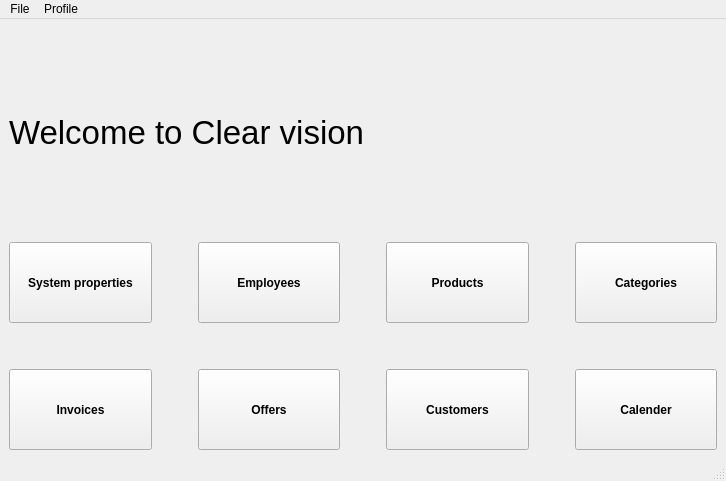
Old version of the form forms/main_window_GUI.ui in the repository nasserahmed96/invoces_manager.
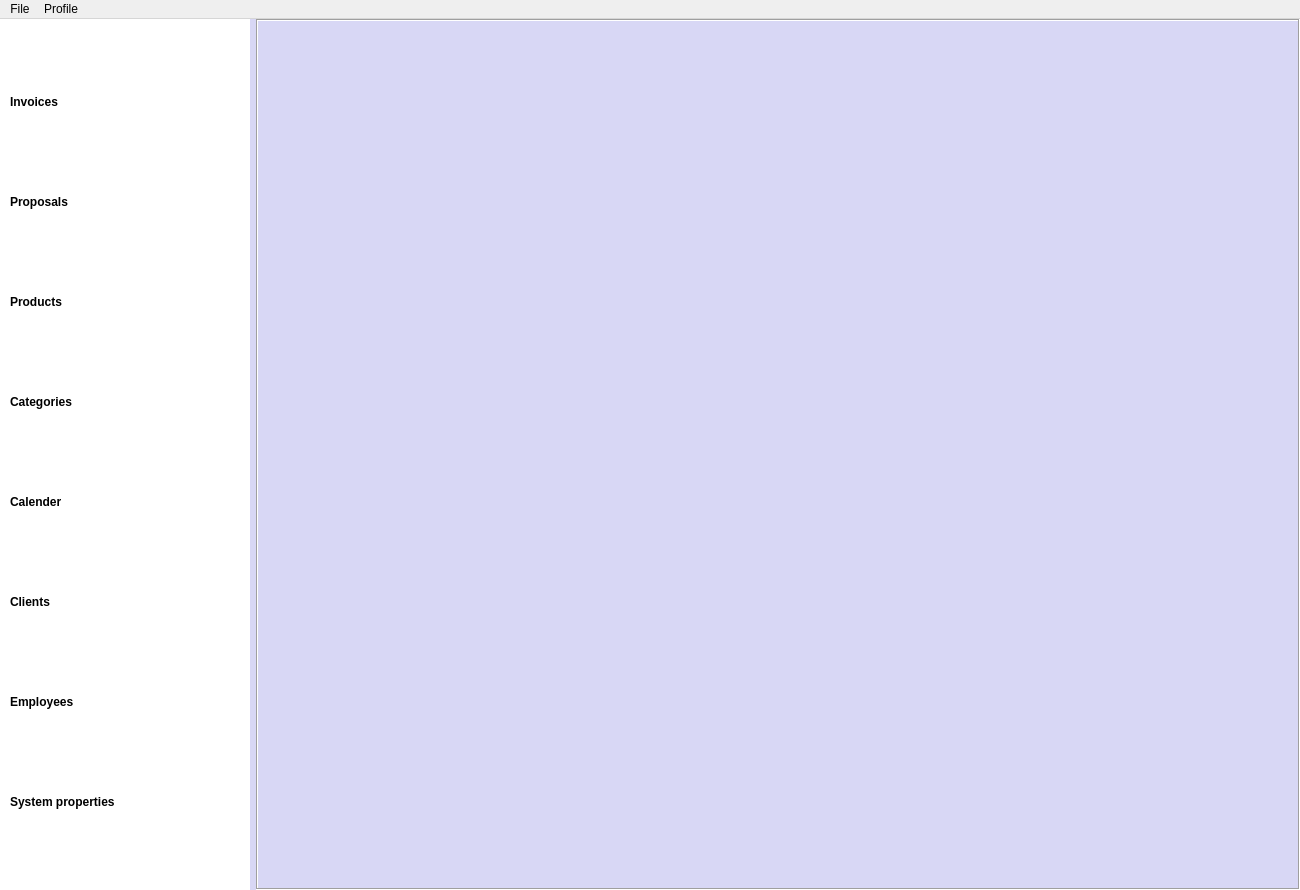
New version of the form. Icons and pictures are not drawn.

Commit message: Split the Database operations from the forms, refactoring main window GUI

```diff
--- a/forms/main_window_GUI.ui
+++ b/forms/main_window_GUI.ui
@@ -6,332 +6,504 @@
    <rect>
     <x>0</x>
     <y>0</y>
-    <width>726</width>
-    <height>481</height>
+    <width>1300</width>
+    <height>890</height>
    </rect>
   </property>
+  <property name="sizePolicy">
+   <sizepolicy hsizetype="Expanding" vsizetype="Expanding">
+    <horstretch>0</horstretch>
+    <verstretch>0</verstretch>
+   </sizepolicy>
+  </property>
+  <property name="minimumSize">
+   <size>
+    <width>1300</width>
+    <height>800</height>
+   </size>
+  </property>
+  <property name="maximumSize">
+   <size>
+    <width>10000</width>
+    <height>10000</height>
+   </size>
+  </property>
   <property name="windowTitle">
    <string>MainWindow</string>
   </property>
+  <property name="autoFillBackground">
+   <bool>false</bool>
+  </property>
+  <property name="styleSheet">
+   <string notr="true">QMainWindow{
+background: #D8D7F5;
+}
+QWidget#centralwidget{
+background: #D8D7F5;
+}
+ QWidget#SideBar
+ {
+            background-color: white;
+			margin: 0
+ }</string>
+  </property>
+  <property name="dockOptions">
+   <set>QMainWindow::AllowNestedDocks|QMainWindow::AllowTabbedDocks|QMainWindow::AnimatedDocks</set>
+  </property>
   <widget class="QWidget" name="centralwidget">
-   <layout class="QVBoxLayout" name="verticalLayout_2">
-    <item>
-     <widget class="QLabel" name="label_2">
-      <property name="font">
-       <font>
-        <pointsize>25</pointsize>
-       </font>
-      </property>
-      <property name="text">
-       <string>Welcome to Clear vision</string>
-      </property>
-     </widget>
-    </item>
-    <item>
-     <layout class="QVBoxLayout" name="verticalLayout">
-      <item>
        <layout class="QHBoxLayout" name="horizontalLayout">
+    <property name="leftMargin">
+     <number>0</number>
+    </property>
+    <property name="topMargin">
+     <number>0</number>
+    </property>
+    <property name="rightMargin">
+     <number>0</number>
+    </property>
+    <property name="bottomMargin">
+     <number>0</number>
+    </property>
         <item>
-         <widget class="QPushButton" name="system_properties_btn">
+     <widget class="QWidget" name="SideBar" native="true">
           <property name="sizePolicy">
-           <sizepolicy hsizetype="Minimum" vsizetype="Preferred">
-            <horstretch>0</horstretch>
+       <sizepolicy hsizetype="Expanding" vsizetype="Expanding">
+        <horstretch>3</horstretch>
+        <verstretch>3</verstretch>
+       </sizepolicy>
+      </property>
+      <property name="minimumSize">
+       <size>
+        <width>200</width>
+        <height>0</height>
+       </size>
+      </property>
+      <property name="maximumSize">
+       <size>
+        <width>250</width>
+        <height>16777215</height>
+       </size>
+      </property>
+      <property name="styleSheet">
+       <string notr="true">
+        QPushButton
+            { 
+                background-color: #FFFFFF;
+                color: rgb(190, 190, 190);
+                border: none;
+                color: white;
+                text-align: left;
+                text-decoration: none;
+                color: black;
+                padding: 1px;
+            }
+            QPushButton:hover{
+                background-color: grey;
+            }
+            QPushButton:hover:pressed{
+                background-color: #bebebe;
+            }</string>
+      </property>
+      <layout class="QVBoxLayout" name="verticalLayout">
+       <property name="sizeConstraint">
+        <enum>QLayout::SetMinimumSize</enum>
+       </property>
+       <item>
+        <widget class="QPushButton" name="invoices_btn">
+         <property name="sizePolicy">
+          <sizepolicy hsizetype="Fixed" vsizetype="Fixed">
+           <horstretch>218</horstretch>
             <verstretch>0</verstretch>
            </sizepolicy>
           </property>
+         <property name="minimumSize">
+          <size>
+           <width>200</width>
+           <height>40</height>
+          </size>
+         </property>
           <property name="font">
            <font>
             <weight>75</weight>
             <bold>true</bold>
+           <underline>false</underline>
+           <strikeout>false</strikeout>
+           <kerning>false</kerning>
            </font>
           </property>
           <property name="toolTip">
-           <string>Go to job titles, status, and other system related functions</string>
-          </property>
-          <property name="autoFillBackground">
-           <bool>false</bool>
+          <string>Create new or search in invoices</string>
+         </property>
+         <property name="styleSheet">
+          <string notr="true"/>
           </property>
           <property name="text">
-           <string>System properties</string>
-          </property>
-          <property name="flat">
-           <bool>false</bool>
-          </property>
-         </widget>
-        </item>
-        <item>
-         <spacer name="horizontalSpacer">
-          <property name="orientation">
-           <enum>Qt::Horizontal</enum>
-          </property>
-          <property name="sizeType">
-           <enum>QSizePolicy::Maximum</enum>
-          </property>
-          <property name="sizeHint" stdset="0">
+          <string>Invoices</string>
+         </property>
+         <property name="icon">
+          <iconset resource="../resources.qrc">
+           <normaloff>:/icons/Icons/analysis.png</normaloff>:/icons/Icons/analysis.png</iconset>
+         </property>
+         <property name="iconSize">
            <size>
-            <width>40</width>
-            <height>20</height>
-           </size>
-          </property>
-         </spacer>
+           <width>24</width>
+           <height>24</height>
+          </size>
+         </property>
+        </widget>
         </item>
         <item>
-         <widget class="QPushButton" name="employees_btn">
+        <widget class="QPushButton" name="offers_btn">
           <property name="sizePolicy">
-           <sizepolicy hsizetype="Minimum" vsizetype="Preferred">
+          <sizepolicy hsizetype="Fixed" vsizetype="Fixed">
             <horstretch>0</horstretch>
             <verstretch>0</verstretch>
            </sizepolicy>
           </property>
+         <property name="minimumSize">
+          <size>
+           <width>200</width>
+           <height>40</height>
+          </size>
+         </property>
           <property name="font">
            <font>
             <weight>75</weight>
             <bold>true</bold>
+           <underline>false</underline>
+           <strikeout>false</strikeout>
            </font>
           </property>
           <property name="toolTip">
-           <string>Create, View, edit or delete employees</string>
-          </property>
+          <string>Create new offer, or search old ones</string>
+         </property>
+         <property name="styleSheet">
+          <string notr="true"/>
+         </property>
           <property name="text">
-           <string>Employees</string>
-          </property>
-         </widget>
-        </item>
-        <item>
-         <spacer name="horizontalSpacer_2">
-          <property name="orientation">
-           <enum>Qt::Horizontal</enum>
-          </property>
-          <property name="sizeType">
-           <enum>QSizePolicy::Maximum</enum>
-          </property>
-          <property name="sizeHint" stdset="0">
+          <string>Proposals</string>
+         </property>
+         <property name="icon">
+          <iconset resource="../resources.qrc">
+           <normaloff>:/icons/Icons/business-proposal.png</normaloff>:/icons/Icons/business-proposal.png</iconset>
+         </property>
+         <property name="iconSize">
            <size>
-            <width>40</width>
-            <height>20</height>
-           </size>
-          </property>
-         </spacer>
+           <width>24</width>
+           <height>24</height>
+          </size>
+         </property>
+        </widget>
         </item>
         <item>
          <widget class="QPushButton" name="products_btn">
           <property name="sizePolicy">
-           <sizepolicy hsizetype="Minimum" vsizetype="Preferred">
+          <sizepolicy hsizetype="Fixed" vsizetype="Fixed">
             <horstretch>0</horstretch>
             <verstretch>0</verstretch>
            </sizepolicy>
           </property>
+         <property name="minimumSize">
+          <size>
+           <width>200</width>
+           <height>40</height>
+          </size>
+         </property>
           <property name="font">
            <font>
             <weight>75</weight>
             <bold>true</bold>
+           <underline>false</underline>
+           <strikeout>false</strikeout>
            </font>
           </property>
           <property name="toolTip">
            <string>Manage products, and get reports about the,</string>
           </property>
+         <property name="styleSheet">
+          <string notr="true"/>
+         </property>
           <property name="text">
            <string>Products</string>
           </property>
-         </widget>
-        </item>
-        <item>
-         <spacer name="horizontalSpacer_3">
-          <property name="orientation">
-           <enum>Qt::Horizontal</enum>
-          </property>
-          <property name="sizeType">
-           <enum>QSizePolicy::Maximum</enum>
-          </property>
-          <property name="sizeHint" stdset="0">
+         <property name="icon">
+          <iconset resource="../resources.qrc">
+           <normaloff>:/icons/Icons/PngItem_3256236.png</normaloff>:/icons/Icons/PngItem_3256236.png</iconset>
+         </property>
+         <property name="iconSize">
            <size>
-            <width>40</width>
-            <height>20</height>
-           </size>
-          </property>
-         </spacer>
+           <width>24</width>
+           <height>24</height>
+          </size>
+         </property>
+        </widget>
         </item>
         <item>
          <widget class="QPushButton" name="categories_btn">
           <property name="sizePolicy">
-           <sizepolicy hsizetype="Minimum" vsizetype="Preferred">
+          <sizepolicy hsizetype="Fixed" vsizetype="Fixed">
             <horstretch>0</horstretch>
             <verstretch>0</verstretch>
            </sizepolicy>
           </property>
+         <property name="minimumSize">
+          <size>
+           <width>200</width>
+           <height>40</height>
+          </size>
+         </property>
           <property name="font">
            <font>
             <weight>75</weight>
             <bold>true</bold>
+           <underline>false</underline>
+           <strikeout>false</strikeout>
            </font>
           </property>
           <property name="toolTip">
            <string>Manage categories</string>
           </property>
+         <property name="autoFillBackground">
+          <bool>false</bool>
+         </property>
+         <property name="styleSheet">
+          <string notr="true"/>
+         </property>
           <property name="text">
            <string>Categories</string>
           </property>
-         </widget>
-        </item>
-       </layout>
-      </item>
-      <item>
-       <spacer name="verticalSpacer">
-        <property name="orientation">
-         <enum>Qt::Vertical</enum>
-        </property>
-        <property name="sizeType">
-         <enum>QSizePolicy::Maximum</enum>
-        </property>
-        <property name="sizeHint" stdset="0">
+         <property name="icon">
+          <iconset resource="../resources.qrc">
+           <normaloff>:/icons/Icons/product-icon-17.jpg</normaloff>:/icons/Icons/product-icon-17.jpg</iconset>
+         </property>
+         <property name="iconSize">
          <size>
-          <width>20</width>
-          <height>40</height>
-         </size>
-        </property>
-       </spacer>
-      </item>
-      <item>
-       <layout class="QHBoxLayout" name="horizontalLayout_2">
-        <item>
-         <widget class="QPushButton" name="invoices_btn">
-          <property name="sizePolicy">
-           <sizepolicy hsizetype="Minimum" vsizetype="Preferred">
-            <horstretch>0</horstretch>
-            <verstretch>0</verstretch>
-           </sizepolicy>
-          </property>
-          <property name="font">
-           <font>
-            <weight>75</weight>
-            <bold>true</bold>
-           </font>
-          </property>
-          <property name="toolTip">
-           <string>Create new or search in invoices</string>
-          </property>
-          <property name="text">
-           <string>Invoices</string>
-          </property>
-         </widget>
-        </item>
-        <item>
-         <spacer name="horizontalSpacer_4">
-          <property name="orientation">
-           <enum>Qt::Horizontal</enum>
-          </property>
-          <property name="sizeType">
-           <enum>QSizePolicy::Maximum</enum>
-          </property>
-          <property name="sizeHint" stdset="0">
-           <size>
-            <width>40</width>
-            <height>20</height>
-           </size>
-          </property>
-         </spacer>
-        </item>
-        <item>
-         <widget class="QPushButton" name="offers_btn">
-          <property name="sizePolicy">
-           <sizepolicy hsizetype="Minimum" vsizetype="Preferred">
-            <horstretch>0</horstretch>
-            <verstretch>0</verstretch>
-           </sizepolicy>
-          </property>
-          <property name="font">
-           <font>
-            <weight>75</weight>
-            <bold>true</bold>
-           </font>
-          </property>
-          <property name="toolTip">
-           <string>Create new offer, or search old ones</string>
-          </property>
-          <property name="text">
-           <string>Offers</string>
-          </property>
-         </widget>
-        </item>
-        <item>
-         <spacer name="horizontalSpacer_5">
-          <property name="orientation">
-           <enum>Qt::Horizontal</enum>
-          </property>
-          <property name="sizeType">
-           <enum>QSizePolicy::Maximum</enum>
-          </property>
-          <property name="sizeHint" stdset="0">
-           <size>
-            <width>40</width>
-            <height>20</height>
-           </size>
-          </property>
-         </spacer>
-        </item>
-        <item>
-         <widget class="QPushButton" name="customers_btn">
-          <property name="sizePolicy">
-           <sizepolicy hsizetype="Minimum" vsizetype="Preferred">
-            <horstretch>0</horstretch>
-            <verstretch>0</verstretch>
-           </sizepolicy>
-          </property>
-          <property name="font">
-           <font>
-            <weight>75</weight>
-            <bold>true</bold>
-           </font>
-          </property>
-          <property name="toolTip">
-           <string>Manage cusutomers and get reports about them</string>
-          </property>
-          <property name="text">
-           <string>Customers</string>
-          </property>
-         </widget>
-        </item>
-        <item>
-         <spacer name="horizontalSpacer_6">
-          <property name="orientation">
-           <enum>Qt::Horizontal</enum>
-          </property>
-          <property name="sizeType">
-           <enum>QSizePolicy::Maximum</enum>
-          </property>
-          <property name="sizeHint" stdset="0">
-           <size>
-            <width>40</width>
-            <height>20</height>
-           </size>
-          </property>
-         </spacer>
-        </item>
+           <width>24</width>
+           <height>24</height>
+          </size>
+         </property>
+        </widget>
+       </item>
         <item>
          <widget class="QPushButton" name="calender_btn">
           <property name="sizePolicy">
-           <sizepolicy hsizetype="Minimum" vsizetype="Preferred">
+          <sizepolicy hsizetype="Fixed" vsizetype="Fixed">
             <horstretch>0</horstretch>
             <verstretch>0</verstretch>
            </sizepolicy>
           </property>
+         <property name="minimumSize">
+          <size>
+           <width>200</width>
+           <height>40</height>
+          </size>
+         </property>
+         <property name="maximumSize">
+          <size>
+           <width>16777215</width>
+           <height>16777215</height>
+          </size>
+         </property>
           <property name="font">
            <font>
             <weight>75</weight>
             <bold>true</bold>
+           <underline>false</underline>
+           <strikeout>false</strikeout>
            </font>
           </property>
           <property name="toolTip">
            <string>Check calnder for appointment</string>
           </property>
+         <property name="styleSheet">
+          <string notr="true"/>
+         </property>
           <property name="text">
            <string>Calender</string>
           </property>
-         </widget>
-        </item>
-       </layout>
-      </item>
-     </layout>
+         <property name="icon">
+          <iconset resource="../resources.qrc">
+           <normaloff>:/icons/Icons/pngegg.png</normaloff>:/icons/Icons/pngegg.png</iconset>
+         </property>
+         <property name="iconSize">
+          <size>
+           <width>24</width>
+           <height>24</height>
+          </size>
+         </property>
+        </widget>
+       </item>
+       <item>
+        <widget class="QPushButton" name="customers_btn">
+         <property name="sizePolicy">
+          <sizepolicy hsizetype="Fixed" vsizetype="Fixed">
+           <horstretch>0</horstretch>
+           <verstretch>0</verstretch>
+          </sizepolicy>
+         </property>
+         <property name="minimumSize">
+          <size>
+           <width>200</width>
+           <height>40</height>
+          </size>
+         </property>
+         <property name="maximumSize">
+          <size>
+           <width>16777215</width>
+           <height>40</height>
+          </size>
+         </property>
+         <property name="font">
+          <font>
+           <weight>75</weight>
+           <bold>true</bold>
+           <underline>false</underline>
+           <strikeout>false</strikeout>
+          </font>
+         </property>
+         <property name="toolTip">
+          <string>Manage cusutomers and get reports about them</string>
+         </property>
+         <property name="styleSheet">
+          <string notr="true"/>
+         </property>
+         <property name="text">
+          <string>Clients</string>
+         </property>
+         <property name="icon">
+          <iconset resource="../resources.qrc">
+           <normaloff>:/icons/Icons/people-ge35158f96_640.png</normaloff>:/icons/Icons/people-ge35158f96_640.png</iconset>
+         </property>
+         <property name="iconSize">
+          <size>
+           <width>24</width>
+           <height>24</height>
+          </size>
+         </property>
+        </widget>
+       </item>
+       <item>
+        <widget class="QPushButton" name="employees_btn">
+         <property name="sizePolicy">
+          <sizepolicy hsizetype="Fixed" vsizetype="Fixed">
+           <horstretch>0</horstretch>
+           <verstretch>0</verstretch>
+          </sizepolicy>
+         </property>
+         <property name="minimumSize">
+          <size>
+           <width>200</width>
+           <height>40</height>
+          </size>
+         </property>
+         <property name="maximumSize">
+          <size>
+           <width>16777215</width>
+           <height>40</height>
+          </size>
+         </property>
+         <property name="font">
+          <font>
+           <weight>75</weight>
+           <bold>true</bold>
+           <underline>false</underline>
+           <strikeout>false</strikeout>
+          </font>
+         </property>
+         <property name="toolTip">
+          <string>Create, View, edit or delete employees</string>
+         </property>
+         <property name="styleSheet">
+          <string notr="true"/>
+         </property>
+         <property name="text">
+          <string>Employees</string>
+         </property>
+         <property name="icon">
+          <iconset resource="../resources.qrc">
+           <normaloff>:/icons/Icons/group+people+management+business+work+employees-1320567856204506545_32.png</normaloff>:/icons/Icons/group+people+management+business+work+employees-1320567856204506545_32.png</iconset>
+         </property>
+         <property name="iconSize">
+          <size>
+           <width>24</width>
+           <height>24</height>
+          </size>
+         </property>
+        </widget>
+       </item>
+       <item>
+        <widget class="QPushButton" name="system_properties_btn">
+         <property name="sizePolicy">
+          <sizepolicy hsizetype="Fixed" vsizetype="Fixed">
+           <horstretch>0</horstretch>
+           <verstretch>0</verstretch>
+          </sizepolicy>
+         </property>
+         <property name="minimumSize">
+          <size>
+           <width>200</width>
+           <height>40</height>
+          </size>
+         </property>
+         <property name="maximumSize">
+          <size>
+           <width>16777215</width>
+           <height>40</height>
+          </size>
+         </property>
+         <property name="font">
+          <font>
+           <weight>75</weight>
+           <bold>true</bold>
+           <underline>false</underline>
+           <strikeout>false</strikeout>
+          </font>
+         </property>
+         <property name="toolTip">
+          <string>Go to job titles, status, and other system related functions</string>
+         </property>
+         <property name="autoFillBackground">
+          <bool>false</bool>
+         </property>
+         <property name="styleSheet">
+          <string notr="true"/>
+         </property>
+         <property name="text">
+          <string>System properties</string>
+         </property>
+         <property name="icon">
+          <iconset resource="../resources.qrc">
+           <normaloff>:/icons/Icons/gear_icon.png</normaloff>:/icons/Icons/gear_icon.png</iconset>
+         </property>
+         <property name="iconSize">
+          <size>
+           <width>24</width>
+           <height>24</height>
+          </size>
+         </property>
+         <property name="flat">
+          <bool>false</bool>
+         </property>
+        </widget>
+       </item>
+      </layout>
+     </widget>
+    </item>
+    <item>
+     <widget class="QStackedWidget" name="window_content">
+      <property name="frameShape">
+       <enum>QFrame::Box</enum>
+      </property>
+      <property name="frameShadow">
+       <enum>QFrame::Sunken</enum>
+      </property>
+      <property name="currentIndex">
+       <number>0</number>
+      </property>
+      <widget class="QWidget" name="page"/>
+      <widget class="QWidget" name=""/>
+      <widget class="QWidget" name="page_2"/>
+     </widget>
     </item>
    </layout>
   </widget>
@@ -340,7 +512,7 @@
     <rect>
      <x>0</x>
      <y>0</y>
-     <width>726</width>
+     <width>1300</width>
      <height>20</height>
     </rect>
    </property>
@@ -360,7 +532,6 @@
    <addaction name="menuFile"/>
    <addaction name="menuProfile"/>
   </widget>
-  <widget class="QStatusBar" name="statusbar"/>
   <action name="actionExit">
    <property name="text">
     <string>Exit</string>
```
Left out of the diff: 4 changed lines with no effect on the pictures. Lines whose indentation alone changed are shown as unchanged. The commit also changes 136 other files.
